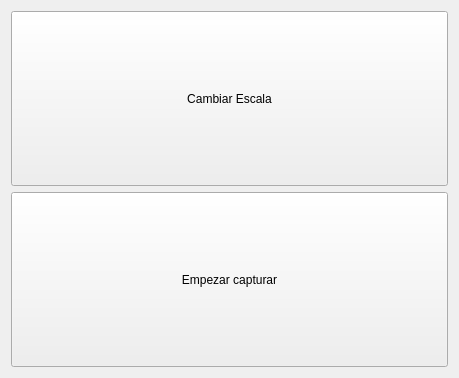
Old version of the form src/GUIFramework/IPSModule/IPSs/GUIWaveHeightIPS/ImgProcConfigWindows/GUIRealTimeDataDisplayer/guirealtimedatadisplayer.ui in the repository aguperezpala/hvdrt.
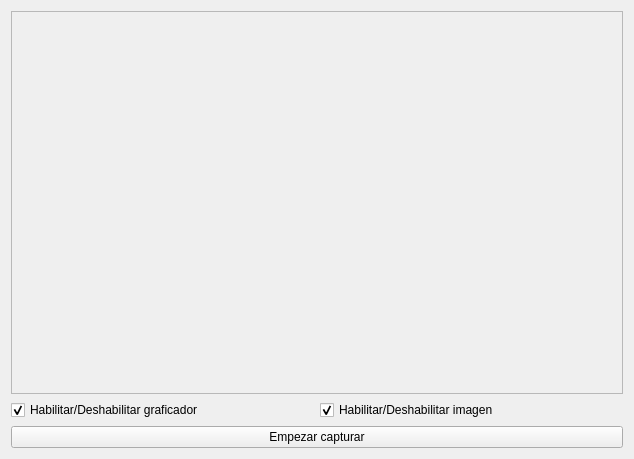
New version of the form.

```diff
--- a/src/GUIFramework/IPSModule/IPSs/GUIWaveHeightIPS/ImgProcConfigWindows/GUIRealTimeDataDisplayer/guirealtimedatadisplayer.ui
+++ b/src/GUIFramework/IPSModule/IPSs/GUIWaveHeightIPS/ImgProcConfigWindows/GUIRealTimeDataDisplayer/guirealtimedatadisplayer.ui
@@ -6,39 +6,72 @@
    <rect>
     <x>0</x>
     <y>0</y>
-    <width>459</width>
-    <height>378</height>
+    <width>634</width>
+    <height>459</height>
    </rect>
   </property>
   <property name="windowTitle">
    <string>GUIRealTimeDataDisplayer</string>
   </property>
   <layout class="QVBoxLayout" name="verticalLayout_2">
+   <item>
+    <widget class="QScrollArea" name="scrollArea">
+     <property name="widgetResizable">
+      <bool>true</bool>
+     </property>
+     <property name="alignment">
+      <set>Qt::AlignCenter</set>
+     </property>
+     <widget class="QWidget" name="scrollAreaWidgetContents">
+      <property name="geometry">
+       <rect>
+        <x>0</x>
+        <y>0</y>
+        <width>614</width>
+        <height>377</height>
+       </rect>
+      </property>
+     </widget>
+    </widget>
+   </item>
    <item>
     <layout class="QVBoxLayout" name="verticalLayout">
      <item>
-      <layout class="QFormLayout" name="formLayout">
-       <property name="sizeConstraint">
-        <enum>QLayout::SetMinimumSize</enum>
-       </property>
-       <property name="fieldGrowthPolicy">
-        <enum>QFormLayout::AllNonFixedFieldsGrow</enum>
-       </property>
+      <layout class="QHBoxLayout" name="horizontalLayout">
+       <item>
+        <widget class="QCheckBox" name="ploterCheckbox">
+         <property name="sizePolicy">
+          <sizepolicy hsizetype="Minimum" vsizetype="Minimum">
+           <horstretch>0</horstretch>
+           <verstretch>0</verstretch>
+          </sizepolicy>
+         </property>
+         <property name="text">
+          <string>Habilitar/Deshabilitar graficador</string>
+         </property>
+         <property name="checked">
+          <bool>true</bool>
+         </property>
+        </widget>
+       </item>
+       <item>
+        <widget class="QCheckBox" name="frameCheckbox">
+         <property name="sizePolicy">
+          <sizepolicy hsizetype="Minimum" vsizetype="Minimum">
+           <horstretch>0</horstretch>
+           <verstretch>0</verstretch>
+          </sizepolicy>
+         </property>
+         <property name="text">
+          <string>Habilitar/Deshabilitar imagen</string>
+         </property>
+         <property name="checked">
+          <bool>true</bool>
+         </property>
+        </widget>
+       </item>
       </layout>
      </item>
-     <item>
-      <widget class="QPushButton" name="changeScaleButton">
-       <property name="sizePolicy">
-        <sizepolicy hsizetype="Minimum" vsizetype="Minimum">
-         <horstretch>0</horstretch>
-         <verstretch>0</verstretch>
-        </sizepolicy>
-       </property>
-       <property name="text">
-        <string>Cambiar Escala</string>
-       </property>
-      </widget>
-     </item>
      <item>
       <widget class="QPushButton" name="startCapturingButton">
        <property name="sizePolicy">
```
